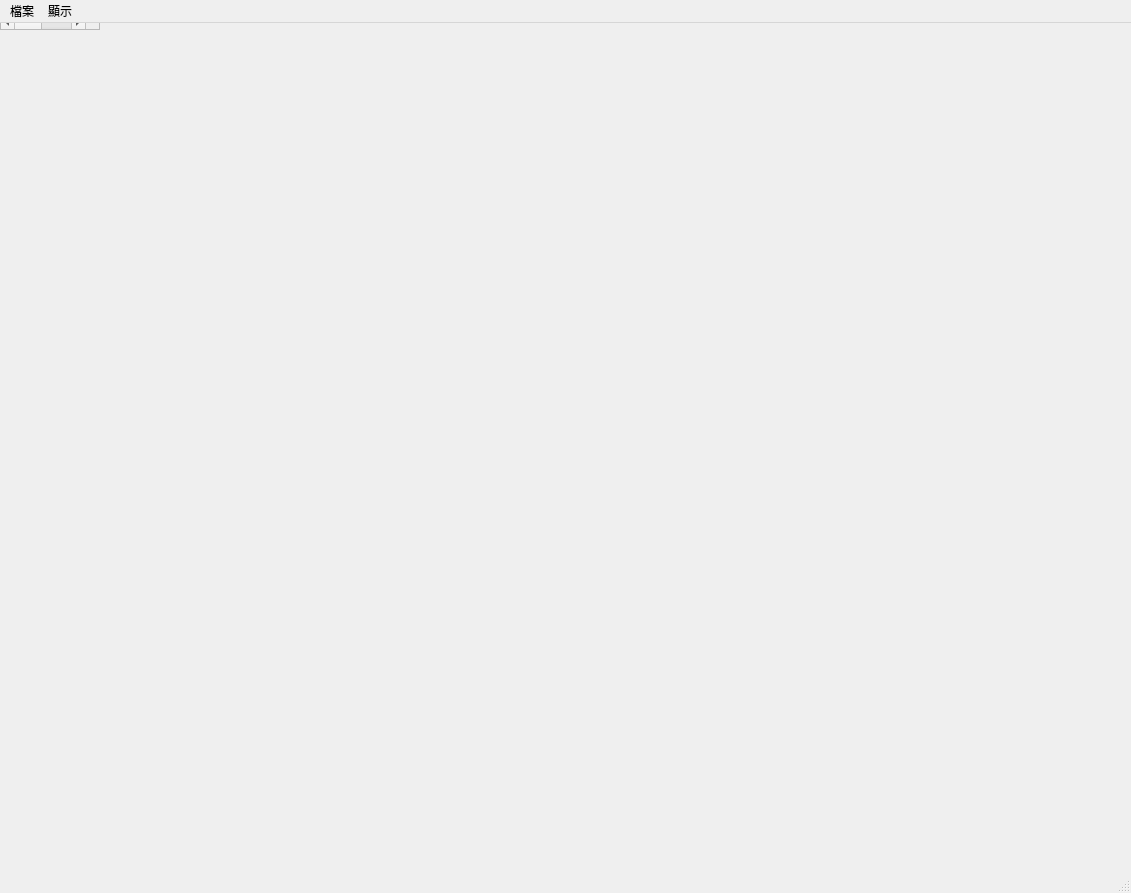
Above: QtStockPriceMainWindow.ui from foxking0416/PythonStockPrice before the change. Below: the same form after it.
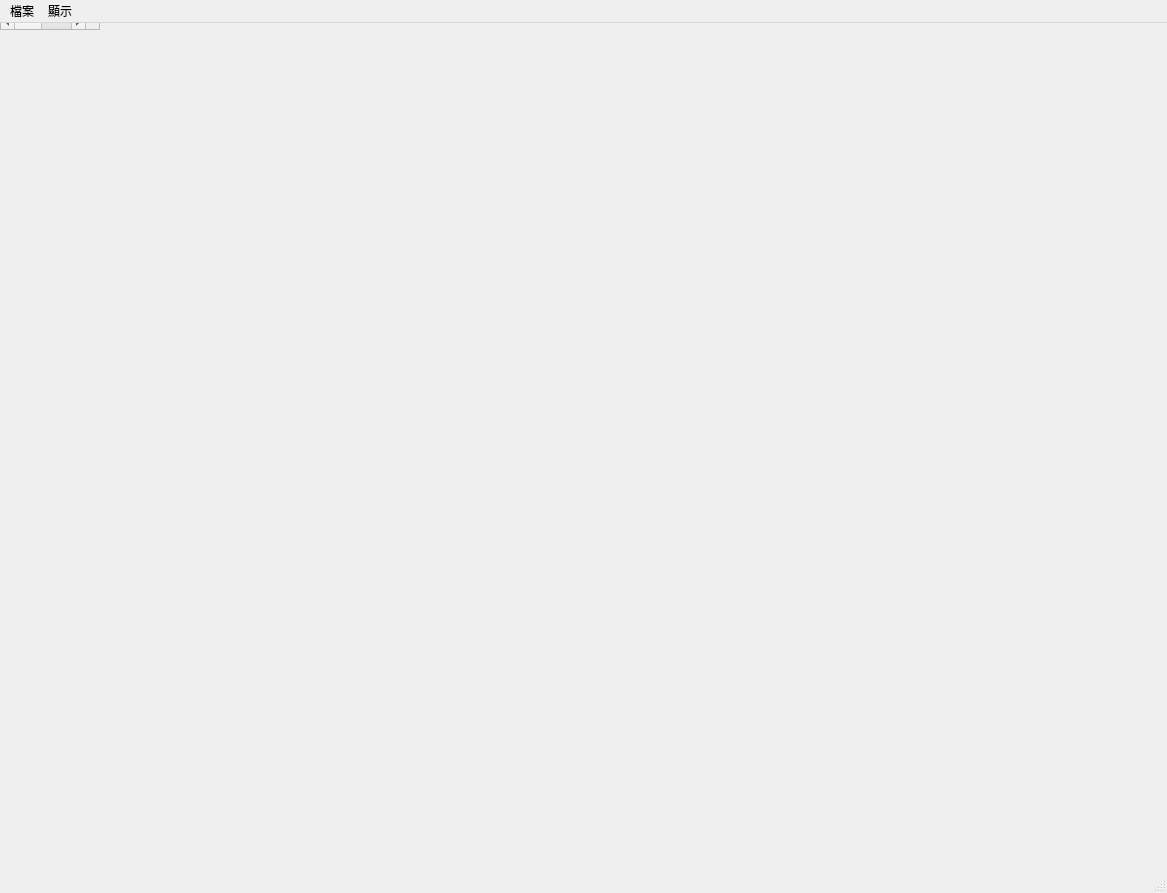
That is the form after the change.

```diff
--- a/QtStockPriceMainWindow.ui
+++ b/QtStockPriceMainWindow.ui
@@ -6,7 +6,7 @@
    <rect>
     <x>0</x>
     <y>0</y>
-    <width>1131</width>
+    <width>1167</width>
     <height>893</height>
    </rect>
   </property>
@@ -174,7 +174,7 @@
     <rect>
      <x>0</x>
      <y>0</y>
-     <width>1131</width>
+     <width>1167</width>
      <height>21</height>
     </rect>
    </property>
```
Left out of the diff: 11 changed lines with no effect on the pictures.
